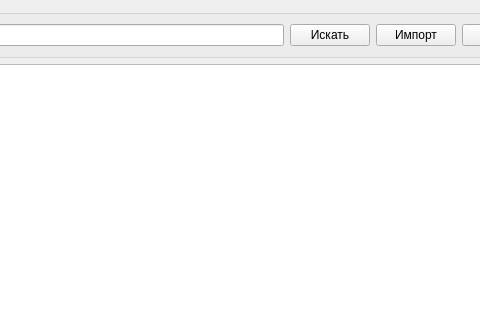
Old version of the form mainwindow.ui in the repository ziarmandhost/Kursach; both pictures show x 237 to 717 and y 0 to 320 of the 800 by 600 pixel window.
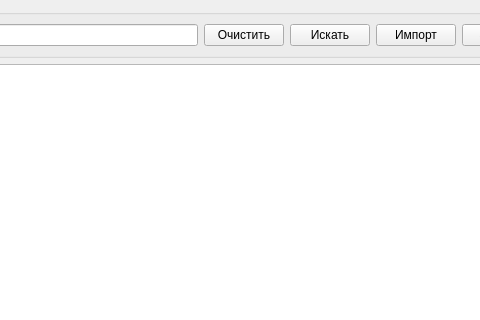
New version of the form.

```diff
--- a/mainwindow.ui
+++ b/mainwindow.ui
@@ -34,6 +34,13 @@
          </property>
         </widget>
        </item>
+       <item>
+        <widget class="QPushButton" name="clear_filters_btn">
+         <property name="text">
+          <string>Очистить</string>
+         </property>
+        </widget>
+       </item>
        <item>
         <widget class="QPushButton" name="search_btn">
          <property name="text">
```
